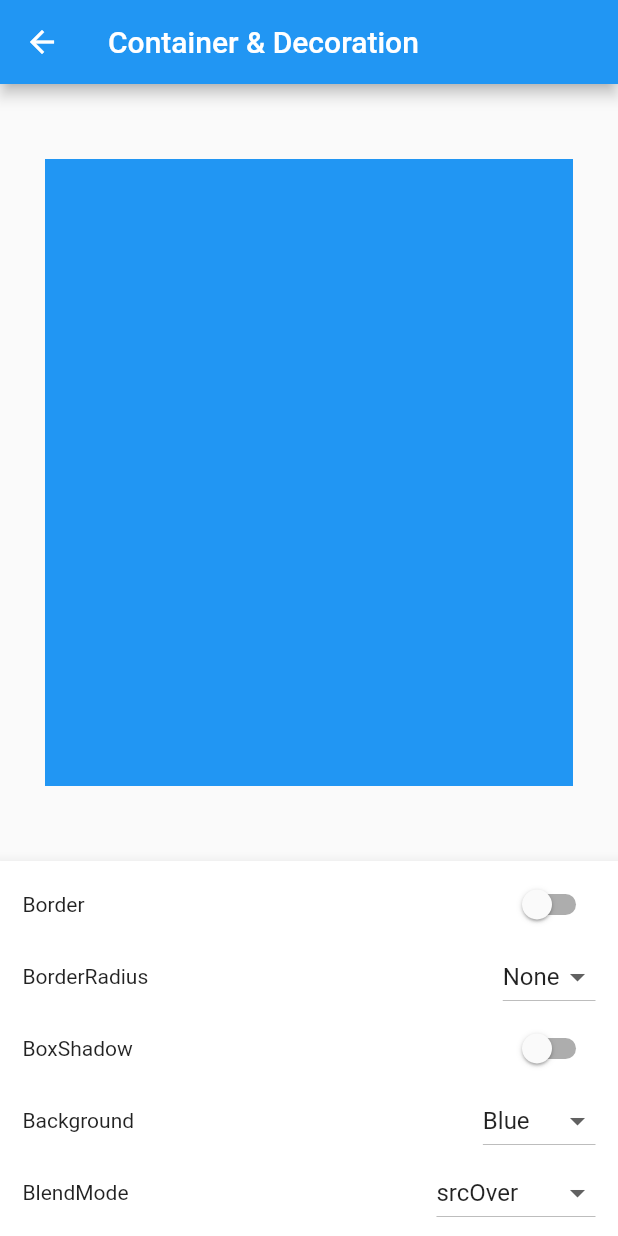
After one commit to callie-go/home-screen-listtitle, a Flutter app: the ContainerDecorationView screen opened directly, on a phone screen of 412 x 824 dp. The commit adds this screen. Run offline on Flutter 3.47's test engine with Material 2 defaults, Android fonts, the phone set to English and light mode, and no system bars; our stand-ins replace bloc, equatable, flutter_bloc.

Commit message:
feature: container_decoration

```diff
--- /dev/null
+++ b/lib/src/feature/container_decoration/cubit/container_decoration_cubit.dart
@@ -0,0 +1,29 @@
+// ignore: depend_on_referenced_packages
+import 'package:bloc/bloc.dart';
+import 'package:equatable/equatable.dart';
+import 'package:flutter/material.dart';
+part 'container_decoration_state.dart';
+
+class ContainerDecorationCubit extends Cubit<ContainerDecorationState> {
+  ContainerDecorationCubit() : super(const ContainerDecorationState());
+
+  void onChangeBorder(bool? newValue) {
+    emit(state.copyWith(border: newValue));
+  }
+
+  void onChangeBorderRadius(double? newValue) {
+    emit(state.copyWith(borderRadius: newValue));
+  }
+
+  void onChangeBoxShadow(bool? newValue) {
+    emit(state.copyWith(boxShadow: newValue));
+  }
+
+  void onChangeBackground(Color? newValue) {
+    emit(state.copyWith(background: newValue));
+  }
+
+  void onChangeBackgroundBlendMode(BlendMode? newValue) {
+    emit(state.copyWith(backgroundBlendMode: newValue));
+  }
+}
--- /dev/null
+++ b/lib/src/feature/container_decoration/cubit/container_decoration_state.dart
@@ -0,0 +1,36 @@
+part of 'container_decoration_cubit.dart';
+
+@immutable
+class ContainerDecorationState extends Equatable {
+  const ContainerDecorationState(
+      {this.border = false,
+      this.borderRadius = 0,
+      this.boxShadow = false,
+      this.background = Colors.blue,
+      this.backgroundBlendMode = BlendMode.srcOver});
+
+  @override
+  List<Object> get props =>
+      [border, borderRadius, boxShadow, background, backgroundBlendMode];
+
+  final bool border;
+  final double borderRadius;
+  final bool boxShadow;
+  final Color background;
+  final BlendMode backgroundBlendMode;
+
+  ContainerDecorationState copyWith({
+    bool? border,
+    double? borderRadius,
+    bool? boxShadow,
+    Color? background,
+    BlendMode? backgroundBlendMode,
+  }) {
+    return ContainerDecorationState(
+        border: border ?? this.border,
+        borderRadius: borderRadius ?? this.borderRadius,
+        boxShadow: boxShadow ?? this.boxShadow,
+        background: background ?? this.background,
+        backgroundBlendMode: backgroundBlendMode ?? this.backgroundBlendMode);
+  }
+}
--- /dev/null
+++ b/lib/src/feature/container_decoration/view/container_decoration_screen.dart
@@ -0,0 +1,16 @@
+import 'package:flutter/material.dart';
+import 'package:flutter_bloc/flutter_bloc.dart';
+import 'package:home_screen_listtile/src/feature/container_decoration/cubit/container_decoration_cubit.dart';
+import 'container_decoration_view.dart';
+
+class ConTainerDecorationScreen extends StatelessWidget {
+  const ConTainerDecorationScreen({super.key});
+
+  @override
+  Widget build(BuildContext context) {
+    return BlocProvider(
+      create: (context) => ContainerDecorationCubit(),
+      child: const ContainerDecorationView(),
+    );
+  }
+}
--- /dev/null
+++ b/lib/src/feature/container_decoration/view/container_decoration_view.dart
@@ -0,0 +1,16 @@
+import 'package:flutter/material.dart';
+import 'package:home_screen_listtile/src/feature/container_decoration/widgets/main_screen_container_decoration.dart';
+import '../widgets/setting_bottom_appbar.dart';
+
+class ContainerDecorationView extends StatelessWidget {
+  const ContainerDecorationView({super.key});
+
+  @override
+  Widget build(BuildContext context) {
+    return Scaffold(
+      appBar: AppBar(title: const Text('Container & Decoration')),
+      bottomNavigationBar: const BottomAppBar(child: SettingBottomAppbar()),
+      body: const MainScreenContainerDecoration(),
+    );
+  }
+}
--- /dev/null
+++ b/lib/src/feature/container_decoration/widgets/main_screen_container_decoration.dart
@@ -0,0 +1,37 @@
+import 'package:flutter/material.dart';
+import 'package:flutter_bloc/flutter_bloc.dart';
+import 'package:home_screen_listtile/src/feature/container_decoration/cubit/container_decoration_cubit.dart';
+
+class MainScreenContainerDecoration extends StatelessWidget {
+  const MainScreenContainerDecoration({super.key});
+
+  @override
+  Widget build(BuildContext context) {
+    return BlocBuilder<ContainerDecorationCubit, ContainerDecorationState>(
+        builder: (context, state) {
+      return Container(
+        margin: const EdgeInsets.symmetric(horizontal: 30.0, vertical: 50.0),
+        decoration: BoxDecoration(
+          border: state.border
+              ? Border.all(
+                  color: Colors.deepOrange,
+                  width: 5.0,
+                )
+              : null,
+          borderRadius: BorderRadius.circular(state.borderRadius),
+          boxShadow: state.boxShadow
+              ? [
+                  BoxShadow(
+                    color: Colors.black.withOpacity(0.5),
+                    blurRadius: 15.0,
+                    offset: const Offset(2, 2),
+                  ),
+                ]
+              : null,
+          backgroundBlendMode: state.backgroundBlendMode,
+          color: state.background,
+        ),
+      );
+    });
+  }
+}
--- /dev/null
+++ b/lib/src/feature/container_decoration/widgets/setting_bottom_appbar.dart
@@ -0,0 +1,101 @@
+import 'package:flutter/material.dart';
+import 'package:flutter_bloc/flutter_bloc.dart';
+import 'package:home_screen_listtile/src/feature/container_decoration/cubit/container_decoration_cubit.dart';
+import 'package:home_screen_listtile/widgets/setting_row.dart';
+
+class SettingBottomAppbar extends StatelessWidget {
+  const SettingBottomAppbar({super.key});
+
+  @override
+  Widget build(BuildContext context) {
+    return Padding(
+        padding: const EdgeInsets.symmetric(horizontal: 15.0, vertical: 5.0),
+        child: BlocBuilder<ContainerDecorationCubit, ContainerDecorationState>(
+          builder: (context, state) {
+            final cubit = context.read<ContainerDecorationCubit>();
+            return Column(
+              mainAxisSize: MainAxisSize.min,
+              children: [
+                SettingRow(
+                  title: 'Border',
+                  settingType: SettingType.switcher,
+                  currentValue: state.border,
+                  onChanged: (value) => cubit.onChangeBorder(value),
+                ),
+                SettingRow(
+                  title: 'BorderRadius',
+                  currentValue: state.borderRadius,
+                  dropdownHint: 'None',
+                  valueList: const [
+                    MapEntry('None', 0.0),
+                    MapEntry('10', 10.0),
+                    MapEntry('20', 20.0),
+                    MapEntry('30', 30.0),
+                    MapEntry('40', 40.0),
+                    MapEntry('50', 50.0),
+                  ],
+                  onChanged: (value) => cubit.onChangeBorderRadius(value),
+                ),
+                SettingRow(
+                  title: 'BoxShadow',
+                  settingType: SettingType.switcher,
+                  currentValue: state.boxShadow,
+                  onChanged: (value) => cubit.onChangeBoxShadow(value),
+                ),
+                SettingRow(
+                  title: 'Background',
+                  currentValue: state.background,
+                  dropdownHint: 'Color',
+                  valueList: const [
+                    MapEntry('None', Colors.white),
+                    MapEntry('Red', Colors.red),
+                    MapEntry('Orange', Colors.orange),
+                    MapEntry('Yellow', Colors.yellow),
+                    MapEntry('Green', Colors.green),
+                    MapEntry('Blue', Colors.blue),
+                  ],
+                  onChanged: (value) => cubit.onChangeBackground(value),
+                ),
+                SettingRow(
+                  title: 'BlendMode',
+                  currentValue: state.backgroundBlendMode,
+                  dropdownHint: 'BlendMode',
+                  valueList: const [
+                    MapEntry('src', BlendMode.src),
+                    MapEntry('srcOver', BlendMode.srcOver),
+                    MapEntry('srcIn', BlendMode.srcIn),
+                    MapEntry('srcOut', BlendMode.srcOut),
+                    MapEntry('dst', BlendMode.dst),
+                    MapEntry('dstOver', BlendMode.dstOver),
+                    MapEntry('dstIn', BlendMode.dstIn),
+                    MapEntry('dstOut', BlendMode.dstOut),
+                    MapEntry('srcATop', BlendMode.srcATop),
+                    MapEntry('dstATop', BlendMode.dstATop),
+                    MapEntry('xor', BlendMode.xor),
+                    MapEntry('plus', BlendMode.plus),
+                    MapEntry('modulate', BlendMode.modulate),
+                    MapEntry('screen', BlendMode.screen),
+                    MapEntry('overlay', BlendMode.overlay),
+                    MapEntry('darken', BlendMode.darken),
+                    MapEntry('lighten', BlendMode.lighten),
+                    MapEntry('colorDodge', BlendMode.colorDodge),
+                    MapEntry('colorBurn', BlendMode.colorBurn),
+                    MapEntry('hardLight', BlendMode.hardLight),
+                    MapEntry('softLight', BlendMode.softLight),
+                    MapEntry('difference', BlendMode.difference),
+                    MapEntry('exclusion', BlendMode.exclusion),
+                    MapEntry('multiply', BlendMode.multiply),
+                    MapEntry('hue', BlendMode.hue),
+                    MapEntry('saturation', BlendMode.saturation),
+                    MapEntry('color', BlendMode.color),
+                    MapEntry('luminosity', BlendMode.luminosity),
+                  ],
+                  onChanged: (value) =>
+                      cubit.onChangeBackgroundBlendMode(value),
+                )
+              ],
+            );
+          },
+        ));
+  }
+}
--- a/lib/src/router/router.dart
+++ b/lib/src/router/router.dart
@@ -1,4 +1,5 @@
 import 'package:flutter/material.dart';
+import 'package:home_screen_listtile/src/feature/container_decoration/view/container_decoration_screen.dart';
 import 'package:home_screen_listtile/src/feature/home/view/home_screen.dart';
 import 'package:home_screen_listtile/src/router/route_names.dart';
 
@@ -9,6 +10,12 @@ class AppRouter {
         return MaterialPageRoute(
           builder: (context) {
             return const HomeScreen();
+          },
+        );
+      case RouterNames.card:
+        return MaterialPageRoute(
+          builder: (context) {
+            return const ConTainerDecorationScreen();
           },
         );
       default:
--- /dev/null
+++ b/lib/widgets/setting_row.dart
@@ -0,0 +1,99 @@
+import 'package:flutter/material.dart';
+
+enum SettingType {
+  switcher,
+  dropdown,
+  radio,
+}
+
+class SettingRow<T> extends StatefulWidget {
+  const SettingRow({
+    super.key,
+    this.title = '',
+    this.settingType = SettingType.dropdown,
+    this.dropdownHint = 'Select an option',
+    this.currentValue,
+    this.radioGroupValue,
+    this.valueList = const [],
+    this.onChanged,
+  });
+
+  final String title;
+  final SettingType settingType;
+  final String dropdownHint;
+  final T? currentValue;
+  final T? radioGroupValue;
+  final List<MapEntry<String, T?>> valueList;
+  final void Function(T?)? onChanged;
+
+  @override
+  State<SettingRow> createState() => _SettingRowState<T>();
+}
+
+class _SettingRowState<T> extends State<SettingRow<T>> {
+  late T? _currentValue;
+
+  @override
+  void initState() {
+    super.initState();
+    _currentValue = widget.currentValue;
+  }
+
+  void onUserSelectValue(T? value) {
+    setState(() {
+      _currentValue = value;
+    });
+    widget.onChanged?.call(value);
+  }
+
+  @override
+  Widget build(BuildContext context) {
+    if (widget.settingType == SettingType.radio) {
+      return _buildRadio();
+    }
+    return Row(
+      mainAxisAlignment: MainAxisAlignment.spaceBetween,
+      children: [
+        if (widget.title.isNotEmpty) Text(widget.title),
+        if (widget.settingType == SettingType.switcher && _currentValue is bool)
+          _buildSwitcher()
+        else if (widget.settingType == SettingType.dropdown)
+          _buildDropdown(),
+      ],
+    );
+  }
+
+  Widget _buildSwitcher() {
+    return Switch(
+      value: (_currentValue as bool?) ?? false,
+      onChanged: (value) {
+        if (_currentValue is bool) {
+          onUserSelectValue(value as T);
+        }
+      },
+    );
+  }
+
+  Widget _buildDropdown() {
+    return DropdownButton<T?>(
+      value: _currentValue,
+      onChanged: onUserSelectValue,
+      hint: Text(widget.dropdownHint),
+      items: widget.valueList.map((value) {
+        return DropdownMenuItem(
+          value: value.value,
+          child: Text(value.key),
+        );
+      }).toList(),
+    );
+  }
+
+  Widget _buildRadio() {
+    return RadioListTile<T?>(
+      value: _currentValue,
+      groupValue: widget.radioGroupValue,
+      title: Text(widget.title),
+      onChanged: onUserSelectValue,
+    );
+  }
+}
```
